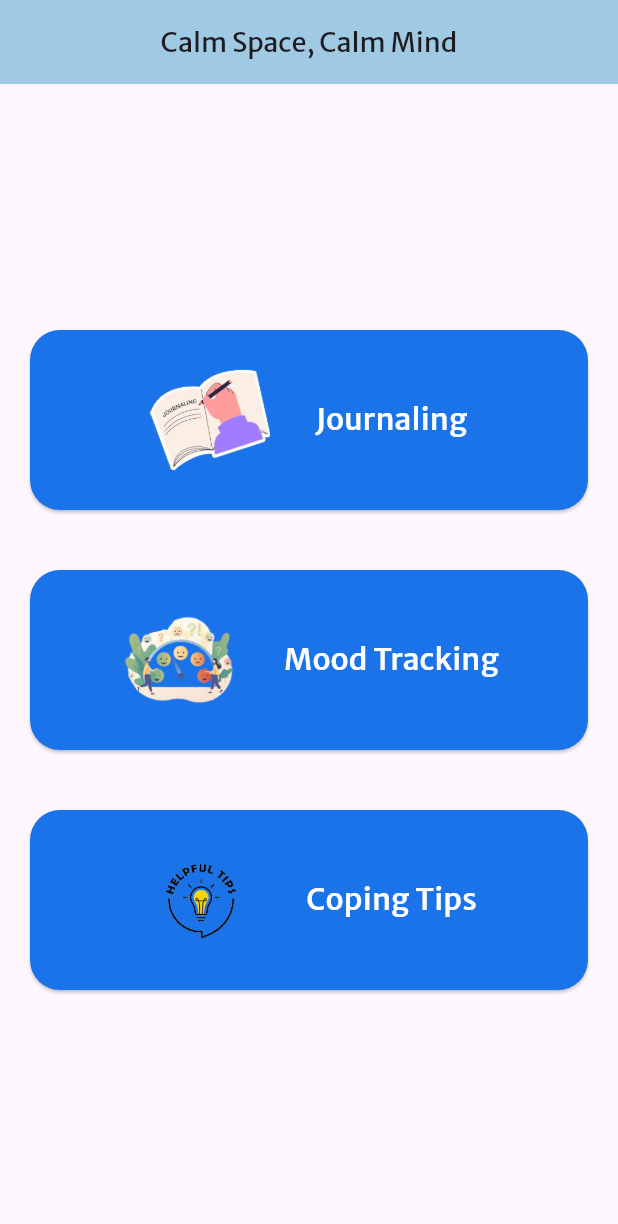
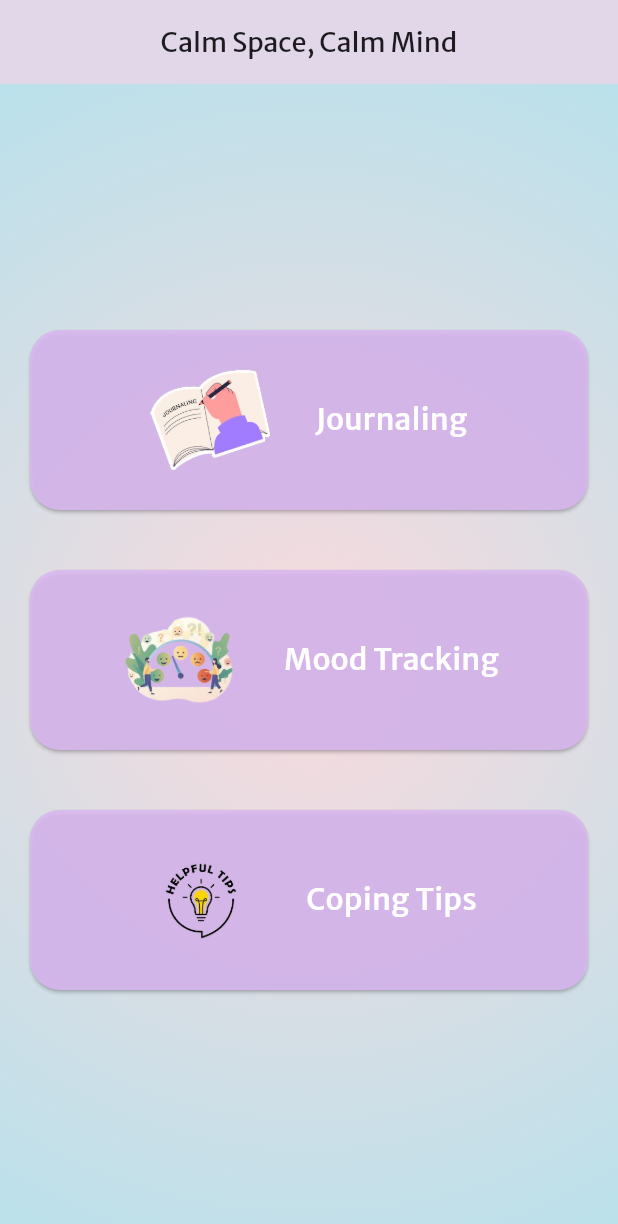
Before and after one commit to Rayz18/calm_space, a Flutter app: the screen it shows after launch, after a tap on "GET STARTED", on a phone screen of 412 x 824 dp. Shown: the top 1224 px of the screen. Run offline on Flutter 3.47's test engine with Material 3 defaults, Android fonts, the phone set to English and light mode, and no system bars; our stand-ins replace shared_preferences.

Commit message:
design modifications

```diff
--- a/lib/home_page.dart
+++ b/lib/home_page.dart
@@ -15,10 +15,21 @@ class HomePage extends StatelessWidget {
           ),
         ),
         centerTitle: true,
-        backgroundColor: Color(0xFFA3D1E6),
+        backgroundColor: Color.fromARGB(255, 233, 222, 236),
         elevation: 1,
       ),
-      body: Padding(
+      body: Container(
+        decoration: BoxDecoration(
+          gradient: RadialGradient(
+            center: Alignment.center,
+            radius: 1.80,
+            colors: [
+              Color(0xFFFADADD), // Pastel Pink
+              Color(0xF68AE5F5), // Pastel Blue
+            ],
+          ),
+        ),
+        child: Padding(
           padding: const EdgeInsets.all(20.0),
           child: Column(
             mainAxisAlignment: MainAxisAlignment.center,
@@ -30,11 +41,12 @@ class HomePage extends StatelessWidget {
                     HomeButton(
                       iconPath: 'assets/photos/journaling.png',
                       text: 'Journaling',
-                    color: Color(0xFF1A73E8),
+                      color: Color(0xDFDAB8F1),
                       onPressed: () {
                         Navigator.push(
                           context,
-                        MaterialPageRoute(builder: (context) => JournalPage()),
+                          MaterialPageRoute(
+                              builder: (context) => JournalPage()),
                         );
                       },
                     ),
@@ -42,7 +54,7 @@ class HomePage extends StatelessWidget {
                     HomeButton(
                       iconPath: 'assets/photos/mood_tracking.png',
                       text: 'Mood Tracking',
-                    color: Color(0xFF1A73E8),
+                      color: Color(0xDFDAB8F1),
                       onPressed: () {
                         Navigator.push(
                           context,
@@ -57,7 +69,7 @@ class HomePage extends StatelessWidget {
                     HomeButton(
                       iconPath: 'assets/photos/coping_tips.png',
                       text: 'Coping Tips',
-                    color: Color(0xFF1A73E8),
+                      color: Color(0xDFDAB8F1),
                       onPressed: () {
                         // Add navigation to Coping Tips page
                       },
@@ -66,6 +78,7 @@ class HomePage extends StatelessWidget {
                 ),
               ),
             ],
+          ),
         ),
       ),
     );
--- a/lib/main.dart
+++ b/lib/main.dart
@@ -48,7 +48,14 @@ class SplashScreen extends StatelessWidget {
       body: Container(
         width: double.infinity,
         decoration: BoxDecoration(
-          color: Color.fromARGB(246, 21, 203, 235),
+          gradient: LinearGradient(
+            begin: Alignment.topLeft,
+            end: Alignment.bottomRight,
+            colors: [
+              Color(0xFFFADADD), // Pastel Pink
+              Color(0xF68AE5F5), // Pastel Blue
+            ],
+          ),
         ),
         child: Column(
           mainAxisAlignment: MainAxisAlignment.center,
```
Lines whose indentation alone changed are shown as unchanged.
